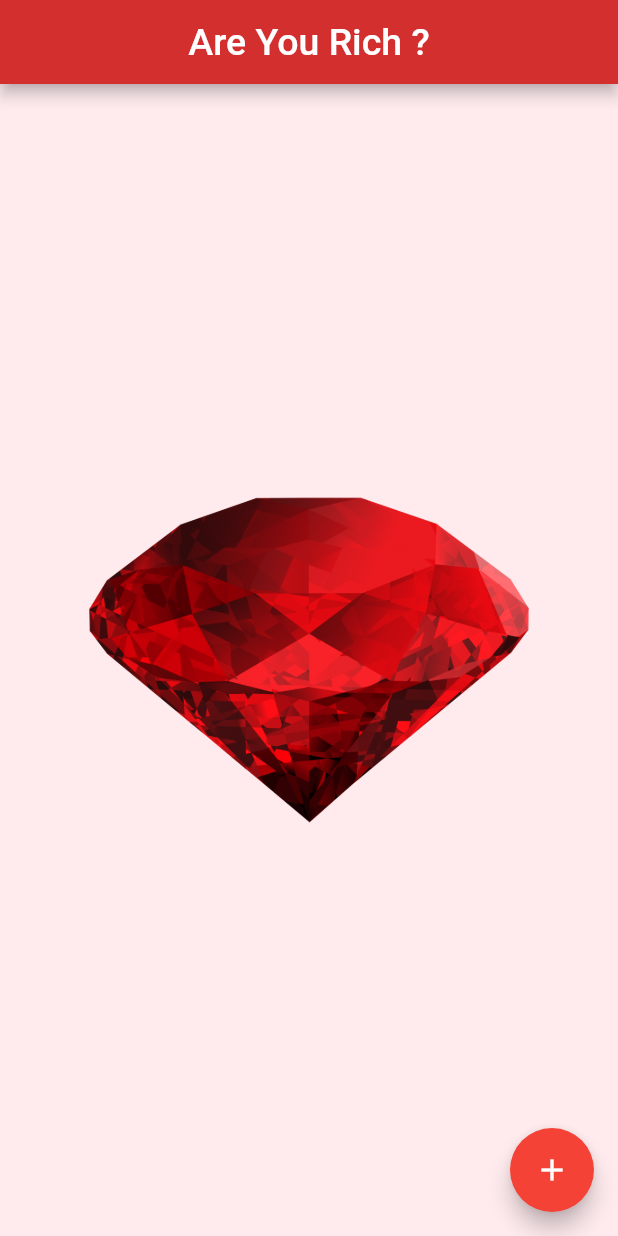
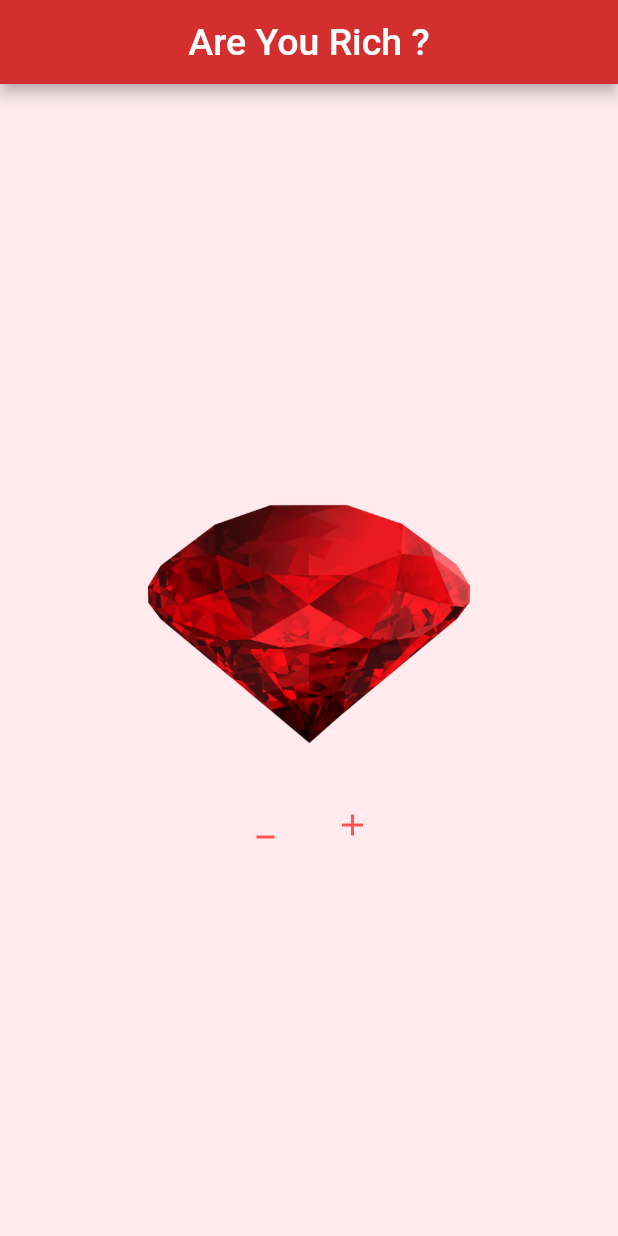
Before and after one commit to grayHatEnigma/Are_You_Rich, a Flutter app: the screen it shows after launch, after a tap on the "add" icon, on a phone screen of 412 x 824 dp. Run offline on Flutter 3.47's test engine with Material 2 defaults, Android fonts, the phone set to English and light mode, and no system bars.

Commit message:
add gem resizing - stage 1

```diff
--- a/lib/main.dart
+++ b/lib/main.dart
@@ -1,10 +1,23 @@
 import 'package:flutter/material.dart';
 
-int counter = 0;
+double h = 200;
+double w = 200;
 
 void main() {
   runApp(
-    MaterialApp(
+    MyApp(),
+  );
+} // main
+
+class MyApp extends StatefulWidget {
+  @override
+  _MyAppState createState() => _MyAppState();
+}
+
+class _MyAppState extends State<MyApp> {
+  @override
+  Widget build(BuildContext context) {
+    return MaterialApp(
       debugShowCheckedModeBanner: false,
       home: Scaffold(
         backgroundColor: Colors.red[50],
@@ -17,36 +30,51 @@ void main() {
           ),
           backgroundColor: Colors.red[700],
         ),
-        body: Center(
-          child: ResizableImage(h: 300, w: 300),
-        ),
-        floatingActionButton: FloatingActionButton(
-          backgroundColor: Colors.red[500],
-          onPressed: button,
-          child: Icon(Icons.add),
+        body: Column(
+          mainAxisAlignment: MainAxisAlignment.center,
+          children: <Widget>[
+            ResizeImage(height: h, width: w),
+            Row(
+              mainAxisAlignment: MainAxisAlignment.center,
+              children: <Widget>[
+                IconButton(
+                  icon: Icon(Icons.minimize),
+                  color: Colors.redAccent,
+                  onPressed: () {
+                    setState(() {
+                      w = w - 20;
+                      h = h - 20;
+                    });
+                  },
+                ),
+                SizedBox(
+                  width: 10,
+                ),
+                IconButton(
+                  icon: Icon(Icons.add),
+                  color: Colors.redAccent,
+                  onPressed: () {
+                    setState(() {
+                      w = w + 20;
+                      h = h + 20;
+                    });
+                  },
+                ),
+              ],
+            ),
+          ],
         ),
       ),
-    ),
-  );
-} // main
-
-void button() {
-  counter++;
-  print("Button Presses ! $counter times");
-} // button
-
-class ResizableImage extends StatelessWidget {
-  final double h;
-  final double w;
-  ResizableImage({this.h, this.w});
-
-  @override
-  Widget build(BuildContext context) {
-    String path = 'images/gem.png';
-    return Image(
-      image: AssetImage(path),
-      width: w,
-      height: h,
     );
   }
 }
+
+class ResizeImage extends StatelessWidget {
+  final double height;
+  final double width;
+  ResizeImage({this.height, this.width});
+  @override
+  Widget build(BuildContext context) {
+    return Image.asset('images/gem.png', height: height, width: width);
+  }
+}
```
